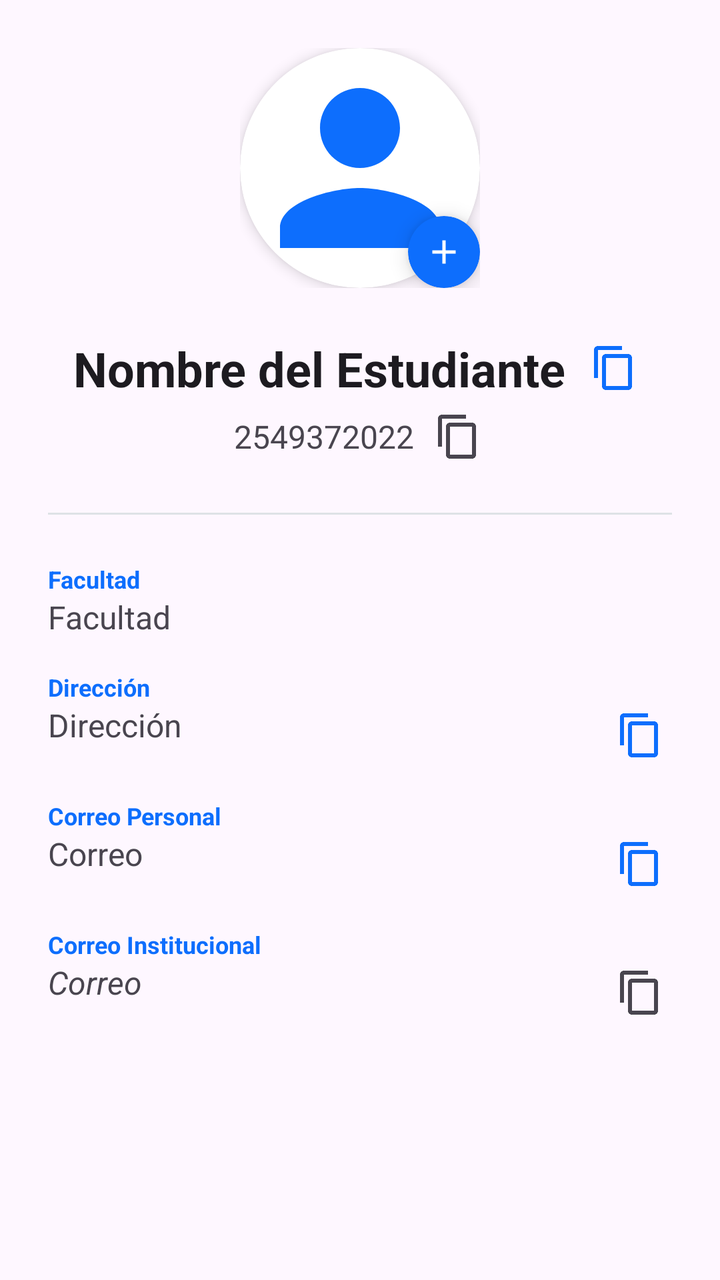
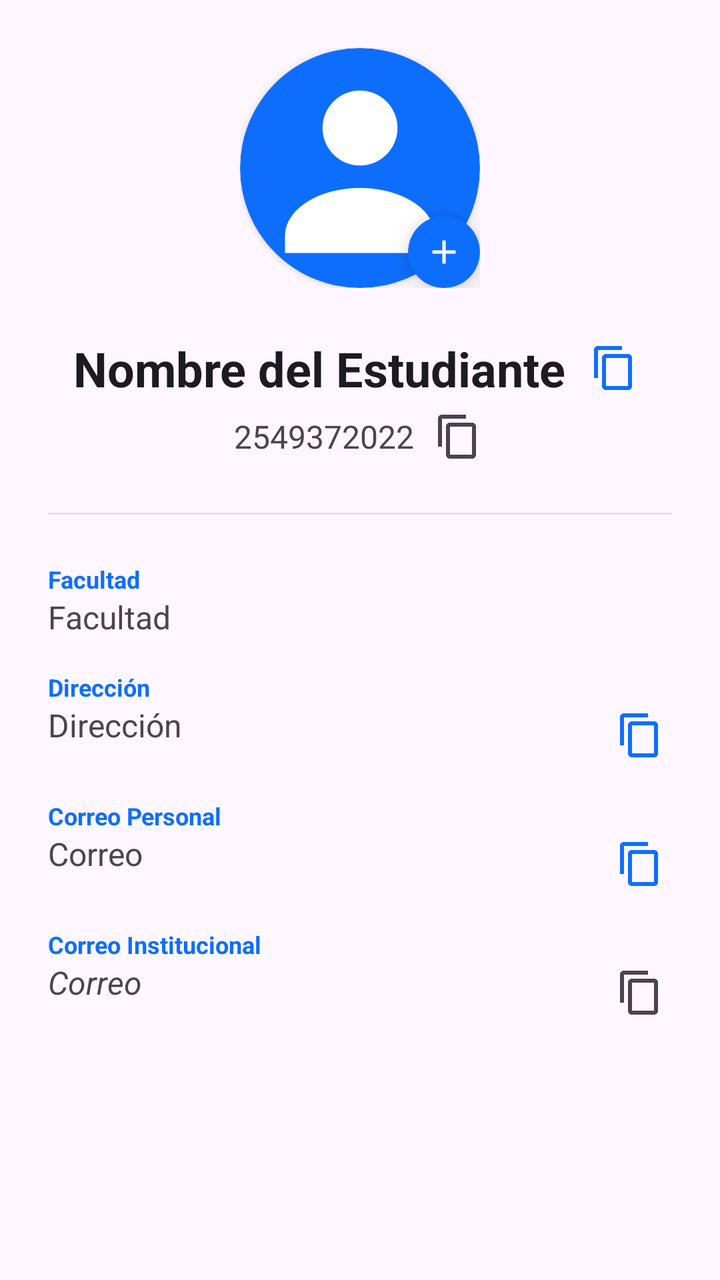

Two renders of the same Android screen: before a commit and after it. Below are the layout's source before the change and the commit's diff.
<!-- AndroidManifest.xml: application theme Theme.MyApplication -->
<!-- res/layout/fragment_student_profile.xml -->
<?xml version="1.0" encoding="utf-8"?>
<ScrollView xmlns:android="http://schemas.android.com/apk/res/android"
    xmlns:app="http://schemas.android.com/apk/res-auto"
    android:layout_width="match_parent"
    android:layout_height="match_parent"
    android:background="?android:attr/colorBackground">

    <LinearLayout
        android:layout_width="match_parent"
        android:layout_height="wrap_content"
        android:orientation="vertical"
        android:padding="24dp"
        android:gravity="center_horizontal">

        <RelativeLayout
            android:layout_width="wrap_content"
            android:layout_height="wrap_content"
            android:layout_marginBottom="24dp">
            <androidx.cardview.widget.CardView
                android:id="@+id/cardProfilePicture"
                android:layout_width="120dp"
                android:layout_height="120dp"
                app:cardCornerRadius="60dp"
                app:cardElevation="4dp"
                android:clickable="true"
                android:focusable="true"
                android:foreground="?attr/selectableItemBackground">
                <ImageView
                    android:id="@+id/ivProfilePicture"
                    android:layout_width="match_parent"
                    android:layout_height="match_parent"
                    android:src="@drawable/ic_person"
                    android:scaleType="centerCrop"
                    app:tint="?attr/colorPrimary"
                    android:padding="0dp"
                    android:contentDescription="Foto de perfil"/>
            </androidx.cardview.widget.CardView>

            <androidx.cardview.widget.CardView
                android:id="@+id/cardEditPhotoIndicator"
                android:layout_width="36dp"
                android:layout_height="36dp"
                android:layout_alignBottom="@id/cardProfilePicture"
                android:layout_alignEnd="@id/cardProfilePicture"
                app:cardCornerRadius="18dp"
                app:cardElevation="6dp"
                app:cardBackgroundColor="?attr/colorPrimary">
                <ImageView
                    android:layout_width="match_parent"
                    android:layout_height="match_parent"
                    android:src="@drawable/ic_add"
                    android:padding="8dp"
                    app:tint="@color/white"
                    android:contentDescription="Añadir foto"/>
            </androidx.cardview.widget.CardView>
        </RelativeLayout>

        <LinearLayout
            android:layout_width="wrap_content"
            android:layout_height="wrap_content"
            android:orientation="horizontal"
            android:gravity="center_vertical">
            <TextView
                android:id="@+id/tvProfileName"
                android:layout_width="wrap_content"
                android:layout_height="wrap_content"
                android:text="Nombre del Estudiante"
                android:textSize="24sp"
                android:textStyle="bold"
                android:textColor="?android:attr/textColorPrimary"/>
            <ImageButton
                android:id="@+id/btnCopyName"
                android:layout_width="32dp"
                android:layout_height="32dp"
                android:layout_marginStart="8dp"
                android:background="?attr/selectableItemBackgroundBorderless"
                android:src="@drawable/ic_copy"
                app:tint="?attr/colorPrimary"
                android:contentDescription="Copiar nombre"/>
        </LinearLayout>

        <LinearLayout
            android:layout_width="wrap_content"
            android:layout_height="wrap_content"
            android:orientation="horizontal"
            android:gravity="center_vertical"
            android:layout_marginTop="4dp">
            <TextView
                android:id="@+id/tvProfileCarnet"
                android:layout_width="wrap_content"
                android:layout_height="wrap_content"
                android:text="2549372022"
                android:textSize="16sp"
                android:textColor="?android:attr/textColorSecondary"/>
            <ImageButton
                android:id="@+id/btnCopyCarnet"
                android:layout_width="28dp"
                android:layout_height="28dp"
                android:layout_marginStart="8dp"
                android:background="?attr/selectableItemBackgroundBorderless"
                android:src="@drawable/ic_copy"
                app:tint="?android:attr/textColorSecondary"
                android:contentDescription="Copiar carnet"/>
        </LinearLayout>

        <View
            android:layout_width="match_parent"
            android:layout_height="1dp"
            android:background="@color/bs_border"
            android:layout_marginVertical="24dp"/>

        
        <LinearLayout
            android:layout_width="match_parent"
            android:layout_height="wrap_content"
            android:orientation="vertical">

            <TextView android:layout_width="wrap_content" android:layout_height="wrap_content" android:text="Facultad" android:textStyle="bold" android:textSize="12sp" android:textColor="?attr/colorPrimary"/>
            <TextView android:id="@+id/tvValFaculty" android:layout_width="match_parent" android:layout_height="wrap_content" android:text="Facultad" android:textSize="16sp" android:layout_marginBottom="16dp"/>

            <TextView android:layout_width="wrap_content" android:layout_height="wrap_content" android:text="Dirección" android:textStyle="bold" android:textSize="12sp" android:textColor="?attr/colorPrimary"/>
            <RelativeLayout android:layout_width="match_parent" android:layout_height="wrap_content" android:layout_marginBottom="16dp">
                <TextView android:id="@+id/tvValAddress" android:layout_width="wrap_content" android:layout_height="wrap_content" android:layout_alignParentStart="true" android:layout_toStartOf="@id/btnCopyAddress" android:text="Dirección" android:textSize="16sp"/>
                <ImageButton android:id="@+id/btnCopyAddress" android:layout_width="32dp" android:layout_height="32dp" android:layout_alignParentEnd="true" android:background="?attr/selectableItemBackgroundBorderless" android:src="@drawable/ic_copy" app:tint="?attr/colorPrimary" android:contentDescription="Copiar dirección"/>
            </RelativeLayout>

            <TextView android:layout_width="wrap_content" android:layout_height="wrap_content" android:text="Correo Personal" android:textStyle="bold" android:textSize="12sp" android:textColor="?attr/colorPrimary"/>
            <RelativeLayout android:layout_width="match_parent" android:layout_height="wrap_content" android:layout_marginBottom="16dp">
                <TextView android:id="@+id/tvValPersonalEmail" android:layout_width="wrap_content" android:layout_height="wrap_content" android:layout_alignParentStart="true" android:layout_toStartOf="@id/btnCopyPersonalEmail" android:text="Correo" android:textSize="16sp"/>
                <ImageButton android:id="@+id/btnCopyPersonalEmail" android:layout_width="32dp" android:layout_height="32dp" android:layout_alignParentEnd="true" android:background="?attr/selectableItemBackgroundBorderless" android:src="@drawable/ic_copy" app:tint="?attr/colorPrimary" android:contentDescription="Copiar correo personal"/>
            </RelativeLayout>

            <TextView android:layout_width="wrap_content" android:layout_height="wrap_content" android:text="Correo Institucional" android:textStyle="bold" android:textSize="12sp" android:textColor="?attr/colorPrimary"/>
            <RelativeLayout android:layout_width="match_parent" android:layout_height="wrap_content">
                <TextView android:id="@+id/tvValInstitutionalEmail" android:layout_width="wrap_content" android:layout_height="wrap_content" android:layout_alignParentStart="true" android:layout_toStartOf="@id/btnCopyInstEmail" android:text="Correo" android:textSize="16sp" android:textStyle="italic" android:textColor="?android:attr/textColorSecondary"/>
                <ImageButton android:id="@+id/btnCopyInstEmail" android:layout_width="32dp" android:layout_height="32dp" android:layout_alignParentEnd="true" android:background="?attr/selectableItemBackgroundBorderless" android:src="@drawable/ic_copy" app:tint="?android:attr/textColorSecondary" android:contentDescription="Copiar correo institucional"/>
            </RelativeLayout>

        </LinearLayout>

    </LinearLayout>
</ScrollView>
<!-- resources referenced by this layout -->
<resources>
  <color name="bs_border">#dee2e6</color>
  <color name="white">#FFFFFFFF</color>
  <!-- drawable ic_add (drawable) -->
  <vector xmlns:android="http://schemas.android.com/apk/res/android"
      android:width="24dp"
      android:height="24dp"
      android:viewportWidth="24"
      android:viewportHeight="24">
      <path
          android:fillColor="#FFFFFF"
          android:pathData="M19,13h-6v6h-2v-6H5v-2h6V5h2v6h6v2z" />
  </vector>
  <!-- drawable ic_copy (drawable) -->
  <vector xmlns:android="http://schemas.android.com/apk/res/android"
      android:width="24dp"
      android:height="24dp"
      android:viewportWidth="24"
      android:viewportHeight="24">
      <path
          android:fillColor="#000000"
          android:pathData="M16,1H4C2.9,1 2,1.9 2,3v14h2V3h12V1zM19,5H8C6.9,5 6,5.9 6,7v14c0,1.1 0.9,2 2,2h11c1.1,0 2,-0.9 2,-2V7C21,5.9 20.1,5 19,5zM19,21H8V7h11V21z" />
  </vector>
  <!-- drawable ic_person (drawable) -->
  <vector xmlns:android="http://schemas.android.com/apk/res/android"
      android:width="24dp"
      android:height="24dp"
      android:viewportWidth="24"
      android:viewportHeight="24">
      <path
          android:fillColor="#6c757d"
          android:pathData="M12,12c2.21,0 4,-1.79 4,-4s-1.79,-4 -4,-4 -4,1.79 -4,4 1.79,4 4,4zM12,14c-2.67,0 -8,1.34 -8,4v2h16v-2c0,-2.66 -5.33,-4 -8,-4z" />
  </vector>
  <style name="Theme.MyApplication" parent="Base.Theme.MyApplication" />
  <style name="Base.Theme.MyApplication" parent="Theme.Material3.DayNight.NoActionBar">
          <item name="colorPrimary">@color/accent_blue</item>
          <item name="colorOnPrimary">@color/white</item>
          <item name="colorSecondary">@color/bs_secondary</item>
          <item name="android:statusBarColor">@color/bs_dark</item>
          <item name="android:windowBackground">@color/bs_light</item>
          <item name="colorSurface">@color/surface_light</item>
          <item name="materialCardViewStyle">@style/Widget.Bootstrap.Card</item>
          <item name="cardViewStyle">@style/Widget.Bootstrap.Card</item>
          <item name="alertDialogTheme">@style/Theme.MyApplication.Dialog</item>
      </style>
  <color name="accent_blue">#0d6efd</color>
  <color name="bs_secondary">#6c757d</color>
  <color name="bs_dark">#212529</color>
  <color name="bs_light">#f8f9fa</color>
  <color name="surface_light">#FFFFFF</color>
  <style name="Widget.Bootstrap.Card" parent="Widget.Material3.CardView.Outlined">
          <item name="cardBackgroundColor">?attr/colorSurface</item>
          <item name="cardCornerRadius">16dp</item>
          <item name="cardElevation">3dp</item>
          <item name="strokeColor">?attr/colorPrimary</item>
          <item name="strokeWidth">2dp</item>
          <item name="android:layout_margin">8dp</item>
      </style>
  <style name="Theme.MyApplication.Dialog" parent="ThemeOverlay.Material3.MaterialAlertDialog">
          <item name="shapeAppearanceOverlay">@style/ShapeAppearance.MyApplication.Dialog</item>
      </style>
  <style name="ShapeAppearance.MyApplication.Dialog" parent="ShapeAppearance.Material3.LargeComponent">
          <item name="cornerSize">20dp</item>
      </style>
</resources>

<!-- the commit's change to res/layout/fragment_student_profile.xml (unified diff, before → after) -->
@@ -21,7 +21,8 @@
                 android:layout_width="120dp"
                 android:layout_height="120dp"
                 app:cardCornerRadius="60dp"
-                app:cardElevation="4dp"
+                app:cardElevation="2dp"
+                app:cardBackgroundColor="?attr/colorPrimary"
                 android:clickable="true"
                 android:focusable="true"
                 android:foreground="?attr/selectableItemBackground">
@@ -29,9 +30,8 @@
                     android:id="@+id/ivProfilePicture"
                     android:layout_width="match_parent"
                     android:layout_height="match_parent"
-                    android:src="@drawable/ic_person"
+                    android:src="@drawable/ic_person_badge"
                     android:scaleType="centerCrop"
-                    app:tint="?attr/colorPrimary"
                     android:padding="0dp"
                     android:contentDescription="Foto de perfil"/>
             </androidx.cardview.widget.CardView>
<!-- resource entries referenced after the edit -->
@@ -22,15 +22,22 @@
           android:fillColor="#000000"
           android:pathData="M16,1H4C2.9,1 2,1.9 2,3v14h2V3h12V1zM19,5H8C6.9,5 6,5.9 6,7v14c0,1.1 0.9,2 2,2h11c1.1,0 2,-0.9 2,-2V7C21,5.9 20.1,5 19,5zM19,21H8V7h11V21z" />
   </vector>
-  <!-- drawable ic_person (drawable) -->
+  <!-- drawable ic_person_badge (drawable) -->
   <vector xmlns:android="http://schemas.android.com/apk/res/android"
       android:width="24dp"
       android:height="24dp"
       android:viewportWidth="24"
       android:viewportHeight="24">
+  
+      
       <path
-          android:fillColor="#6c757d"
-          android:pathData="M12,12c2.21,0 4,-1.79 4,-4s-1.79,-4 -4,-4 -4,1.79 -4,4 1.79,4 4,4zM12,14c-2.67,0 -8,1.34 -8,4v2h16v-2c0,-2.66 -5.33,-4 -8,-4z" />
+          android:fillColor="#FFFFFF"
+          android:pathData="M12,4.25A3.75,3.75 0,1 0,12,11.75A3.75,3.75 0,1 0,12,4.25z"/>
+  
+      
+      <path
+          android:fillColor="#FFFFFF"
+          android:pathData="M12,14C7.9,14 4.5,16.1 4.5,18.8V20.5H19.5V18.8C19.5,16.1 16.1,14 12,14z"/>
   </vector>
   <style name="Theme.MyApplication" parent="Base.Theme.MyApplication" />
   <style name="Base.Theme.MyApplication" parent="Theme.Material3.DayNight.NoActionBar">
